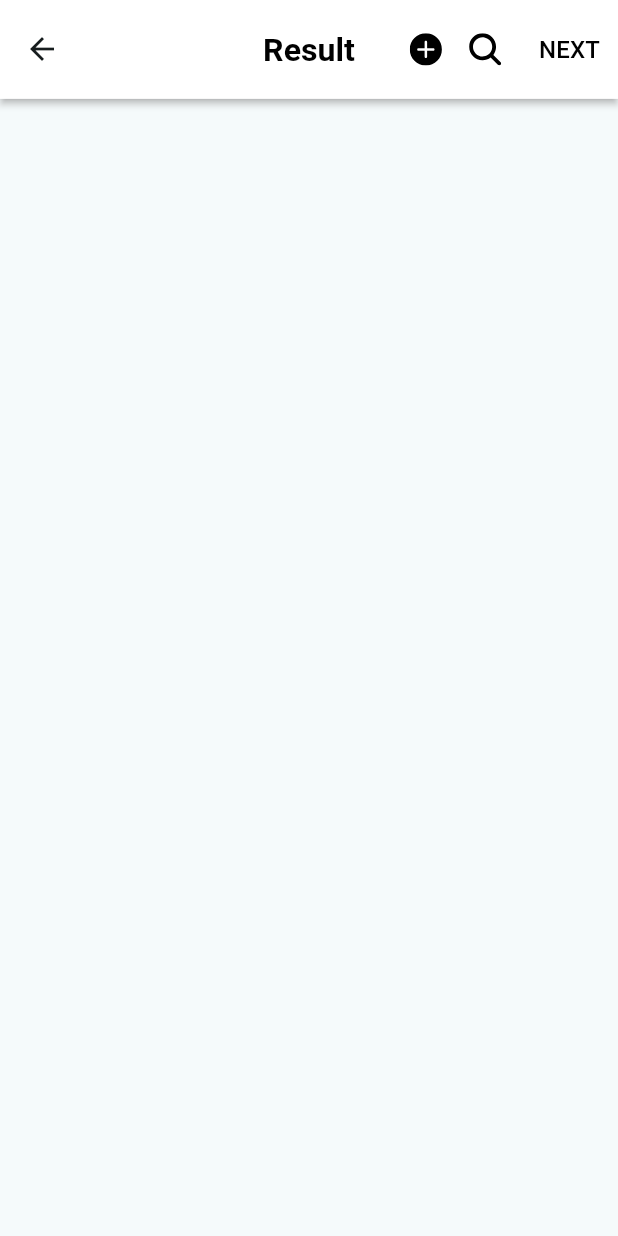
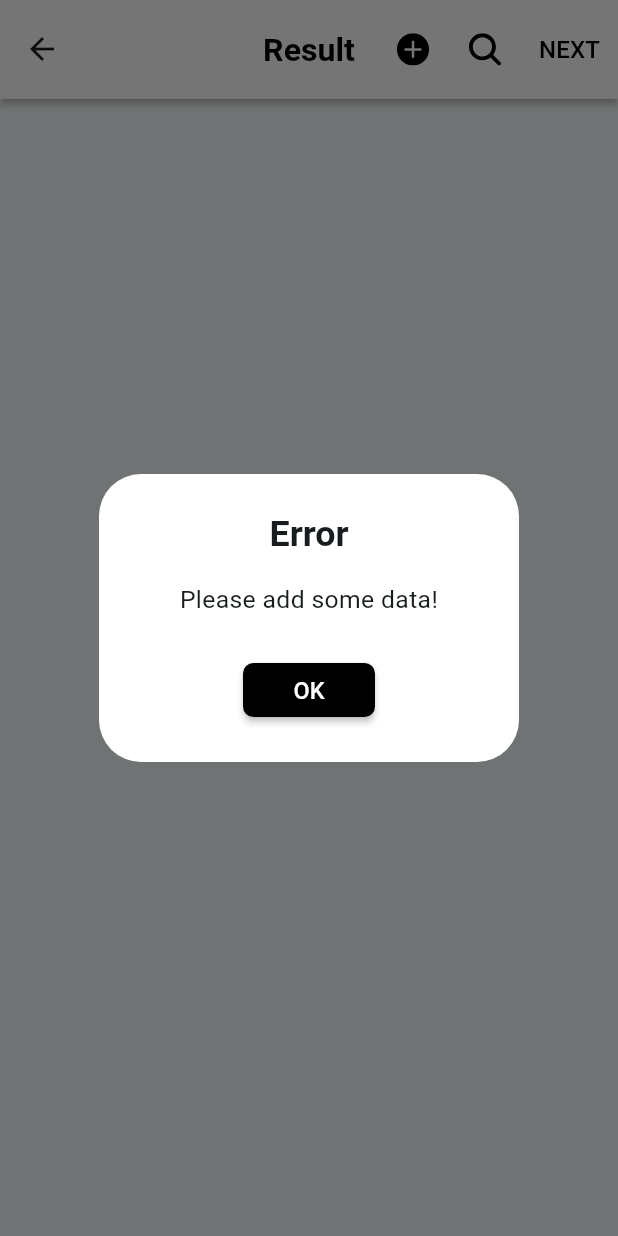
Before and after one commit to shivangsorout/facebook_results, a Flutter app: the CreateResultView screen opened by its route, after a tap on "NEXT", on a phone screen of 412 x 824 dp. Run offline on Flutter 3.47's test engine with Material 3 defaults, Android fonts, the light colour scheme and no system bars; our stand-ins replace bloc, dio, flutter_bloc, flutter_svg.

Commit message:
Final touches

```diff
--- a/lib/helpers/custom_widgets/icon_svg_button.dart
+++ b/lib/helpers/custom_widgets/icon_svg_button.dart
@@ -15,19 +15,12 @@ class IconSVGButton extends StatelessWidget {
 
   @override
   Widget build(BuildContext context) {
-    return GestureDetector(
-      behavior: HitTestBehavior.translucent,
-      onTap: onPress,
-      child: Padding(
-        padding: EdgeInsets.symmetric(
-          vertical: context.mqSize.height * 0.008,
-          horizontal: context.mqSize.width * 0.012,
-        ),
-        child: SvgPicture.asset(
-          'assets/icons/$iconName.svg',
-          height: context.mqSize.height * 0.026,
-          fit: BoxFit.fitHeight,
-        ),
+    return IconButton(
+      onPressed: onPress,
+      icon: SvgPicture.asset(
+        'assets/icons/$iconName.svg',
+        height: context.mqSize.height * 0.026,
+        fit: BoxFit.fitHeight,
       ),
     );
   }
--- a/lib/helpers/custom_widgets/popup_text_field.dart
+++ b/lib/helpers/custom_widgets/popup_text_field.dart
@@ -9,12 +9,14 @@ class PopupTextField extends StatelessWidget {
   final String hintText;
   final TextInputType keyboardType;
   final ValidatorCallback validator;
+  final TextInputAction? textInputAction;
   const PopupTextField({
     super.key,
     required this.textFieldName,
     required this.controller,
     required this.hintText,
     this.keyboardType = TextInputType.name,
+    this.textInputAction,
     required this.validator,
   });
 
@@ -36,6 +38,7 @@ class PopupTextField extends StatelessWidget {
           ),
         ),
         TextFormField(
+          textInputAction: textInputAction,
           controller: controller,
           keyboardType: keyboardType,
           validator: validator,
--- a/lib/main.dart
+++ b/lib/main.dart
@@ -11,9 +11,14 @@ import 'package:facebook_results/constants/theme_constant.dart';
 import 'package:facebook_results/extensions/buildcontext/media_query_size.dart';
 import 'package:facebook_results/views/home_view.dart';
 import 'package:flutter/material.dart';
+import 'package:flutter/services.dart';
 // import 'dart:developer' as devtools show log;
 
 void main() {
+  WidgetsFlutterBinding.ensureInitialized();
+  SystemChrome.setPreferredOrientations([
+    DeviceOrientation.portraitUp,
+  ]);
   runApp(
     const MainApp(),
   );
--- a/lib/utility/utility.dart
+++ b/lib/utility/utility.dart
@@ -78,7 +78,10 @@ bool areListsEqual(List<Member> list1, List<Member> list2) {
   }
 }
 
-String generateScoreText(List<Member> sortedMembers) {
+String generateScoreText({
+  required List<Member> sortedMembers,
+  String dots = "...................",
+}) {
   if (sortedMembers.isEmpty) {
     return ''; // Return empty string if the list is empty
   }
@@ -93,7 +96,6 @@ String generateScoreText(List<Member> sortedMembers) {
   membersList.sort((a, b) => (b.score ?? 0).compareTo(a.score ?? 0));
   adminsList.sort((a, b) => (b.score ?? 0).compareTo(a.score ?? 0));
 
-  const dots = "...................";
   int? memberScore = membersList.first.score;
   for (var i = 0; i < membersList.length; i++) {
     var memberInner = membersList[i];
--- a/lib/views/create_result/create_result_view.dart
+++ b/lib/views/create_result/create_result_view.dart
@@ -10,6 +10,7 @@ import 'package:facebook_results/services/google_app_script/bloc/gas_event.dart'
 import 'package:facebook_results/services/google_app_script/bloc/gas_state.dart';
 import 'package:facebook_results/services/google_app_script/models/member.dart';
 import 'package:facebook_results/utility/generics/delete_dialog.dart';
+import 'package:facebook_results/utility/generics/error_dialog.dart';
 import 'package:facebook_results/utility/utility.dart';
 import 'package:flutter/material.dart';
 import 'dart:developer' as devtools show log;
@@ -26,7 +27,6 @@ class CreateResultView extends StatefulWidget {
 }
 
 class _CreateResultViewState extends State<CreateResultView> with RouteAware {
-  // Member? _selectedMember;
   List<Member> scoreList = [];
   List<Member> originalList = [];
   int? sheetId;
@@ -71,9 +71,10 @@ class _CreateResultViewState extends State<CreateResultView> with RouteAware {
           isLoading = state.isLoading;
         }
         return PopScope(
-          canPop: !isLoading && areListsEqual(scoreList, originalList),
+          canPop: !isLoading &&
+              (areListsEqual(scoreList, originalList) || isUpdating),
           onPopInvoked: (didPop) {
-            if (!isLoading && !didPop) {
+            if (!isLoading && !didPop && !isUpdating) {
               showDeleteDialog(
                 context: context,
                 content:
@@ -107,9 +108,6 @@ class _CreateResultViewState extends State<CreateResultView> with RouteAware {
                     );
                   },
                 ),
-                SizedBox(
-                  width: context.mqSize.width * 0.02,
-                ),
                 IconSVGButton(
                   iconName: 'search',
                   onPress: () {
@@ -117,10 +115,6 @@ class _CreateResultViewState extends State<CreateResultView> with RouteAware {
                       searchMembersRoute,
                       arguments: {
                         argKeyScoreList: scoreList,
-                        // <Member>[
-                        //   Member(id: '23232', name: "Rafi Ahmed", isAdmin: true),
-                        //   Member(id: '23233', name: "Ravi Singh", isAdmin: false)
-                        // ],
                         argKeyCallback: onScoreChange,
                         argKeyIsUpdating: isUpdating,
                         argKeySheetId: sheetId,
@@ -128,11 +122,9 @@ class _CreateResultViewState extends State<CreateResultView> with RouteAware {
                     );
                   },
                 ),
-                SizedBox(
-                  width: context.mqSize.width * 0.02,
-                ),
                 TextButton(
                   onPressed: () {
+                    if (!areListsEqual(scoreList, originalList) || isUpdating) {
                       context.read<GASBloc>().add(GASEventUpdateScoredata(
                             sheetId: sheetId!,
                             scoreList: List.from(scoreList),
@@ -147,6 +139,9 @@ class _CreateResultViewState extends State<CreateResultView> with RouteAware {
                           });
                         }
                       });
+                    } else {
+                      showErrorDialog(context, 'Please add some data!');
+                    }
                   },
                   style: ButtonStyle(
                     overlayColor: MaterialStateProperty.all(Colors.grey[400]),
@@ -175,16 +170,11 @@ class _CreateResultViewState extends State<CreateResultView> with RouteAware {
                     a.name.toLowerCase().compareTo(b.name.toLowerCase()));
                 return ResultListTile(
                   member: scoreList[index],
-                  // Member(
-                  //     id: '23232',
-                  //     name: "Rafi Ahmed sadasdasdasd sadasdasd asdasd asdas",
-                  //     isAdmin: true),
                   onChanged: onScoreChange,
                   onLongTap: (member) {
                     showBottomMenu(
                       context: context,
                       selectedMember: member,
-                      // globalMember: _selectedMember,
                       index: index,
                       isUpdating: isUpdating,
                       scoreList: scoreList,
@@ -213,7 +203,6 @@ class _CreateResultViewState extends State<CreateResultView> with RouteAware {
 void showBottomMenu({
   required Member selectedMember,
   required int index,
-  // required Member? globalMember,
   required BuildContext context,
   required bool isUpdating,
   required List<Member> scoreList,
@@ -254,7 +243,6 @@ void showBottomMenu({
                   }
                   _disposingSelectedMember(
                     context: context,
-                    // member: globalMember,
                   );
                 });
               },
@@ -279,7 +267,6 @@ void showBottomMenu({
                 ).then((value) {
                   _disposingSelectedMember(
                     context: context,
-                    // member: globalMember,
                   );
                 });
               },
@@ -291,7 +278,6 @@ void showBottomMenu({
               onPress: () {
                 _disposingSelectedMember(
                   context: context,
-                  // member: globalMember,
                 );
               },
             ),
@@ -303,10 +289,8 @@ void showBottomMenu({
 }
 
 void _disposingSelectedMember({
-  // required Member? member,
   required BuildContext context,
 }) {
-  // member = null;
   Navigator.of(context).pop(true);
 }
 
```
Also changed, not shown: lib/views/result_ready_view.dart (+119 -1 lines). Lines whose indentation alone changed are shown as unchanged.
